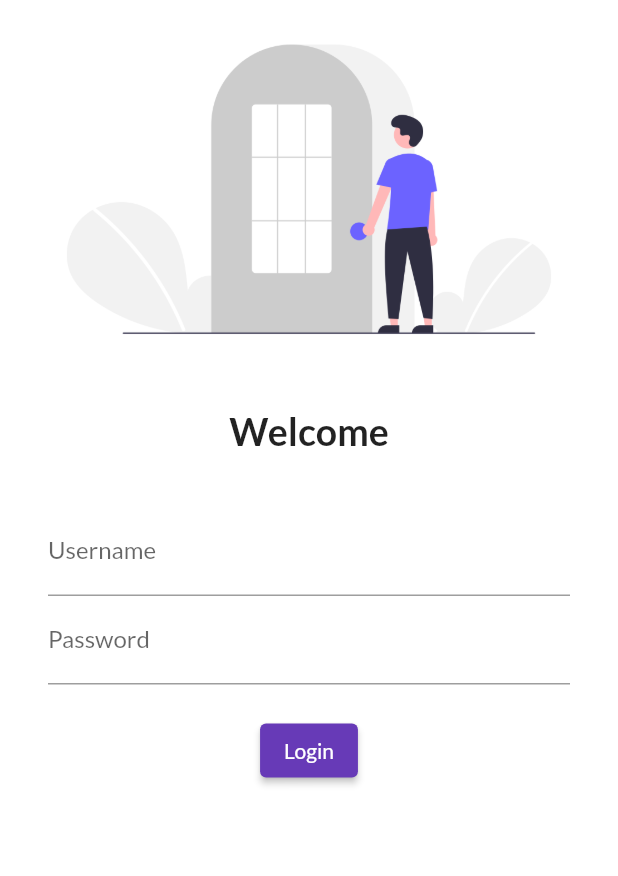
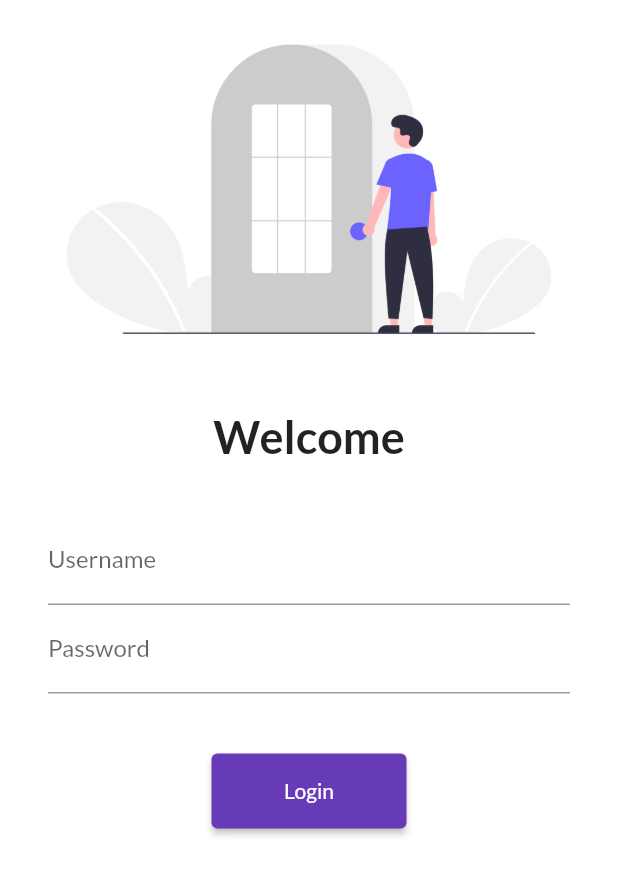
Before and after one commit to surabhilssk/Shopping-app, a Flutter app: the screen it shows after launch, on a phone screen of 412 x 824 dp. Shown: the top 876 px of the screen. Run offline on Flutter 3.47's test engine with Material 2 defaults, Android fonts, the phone set to English and light mode, and no system bars; our stand-ins replace google_fonts.

Commit message:
Day5 Completed

```diff
--- a/lib/main.dart
+++ b/lib/main.dart
@@ -2,6 +2,7 @@ import 'package:flutter/material.dart';
 import 'package:google_fonts/google_fonts.dart';
 import 'package:learning_1/screen/home_page.dart';
 import 'package:learning_1/screen/login_page.dart';
+import 'package:learning_1/utili/routes.dart';
 
 void main() {
   runApp(MyApp());
@@ -20,9 +21,14 @@ class MyApp extends StatelessWidget {
         primarySwatch: Colors.deepPurple,
         fontFamily: GoogleFonts.lato().fontFamily,
       ),
+      debugShowCheckedModeBanner: false,
       darkTheme: ThemeData(brightness: Brightness.dark),
       initialRoute: "/",
-      routes: {"/": (context) => Login(), "/home": (context) => HomePage()},
+      routes: {
+        "/": (context) => Login(),
+        MyRoutes.loginRoute: (context) => Login(),
+        MyRoutes.homeRoute: (context) => HomePage()
+      },
     );
   }
 }
--- a/lib/screen/login_page.dart
+++ b/lib/screen/login_page.dart
@@ -1,10 +1,12 @@
 import 'package:flutter/material.dart';
+import 'package:learning_1/utili/routes.dart';
 
 class Login extends StatelessWidget {
   @override
   Widget build(BuildContext context) {
     return Material(
       color: Colors.white,
+      child: SingleChildScrollView(
         child: Column(
           children: [
             Image.asset(
@@ -16,7 +18,7 @@ class Login extends StatelessWidget {
             ),
             Text(
               'Welcome',
-            style: TextStyle(fontSize: 25.0, fontWeight: FontWeight.bold),
+              style: TextStyle(fontSize: 30.0, fontWeight: FontWeight.bold),
             ),
             SizedBox(
               height: 20,
@@ -36,12 +38,13 @@ class Login extends StatelessWidget {
                         hintText: 'Enter Password', labelText: 'Password'),
                   ),
                   SizedBox(
-                  height: 20,
+                    height: 40,
                   ),
                   ElevatedButton(
                     child: Text('Login'),
+                    style: TextButton.styleFrom(minimumSize: Size(130, 50)),
                     onPressed: () {
-                    print('HI SSK');
+                      Navigator.pushNamed(context, MyRoutes.homeRoute);
                     },
                   ),
                 ],
@@ -49,6 +52,7 @@ class Login extends StatelessWidget {
             ),
           ],
         ),
+      ),
     );
   }
 }
--- /dev/null
+++ b/lib/utili/routes.dart
@@ -0,0 +1,4 @@
+class MyRoutes {
+  static String loginRoute = "/login";
+  static String homeRoute = "/home";
+}
```
Lines whose indentation alone changed are shown as unchanged.
